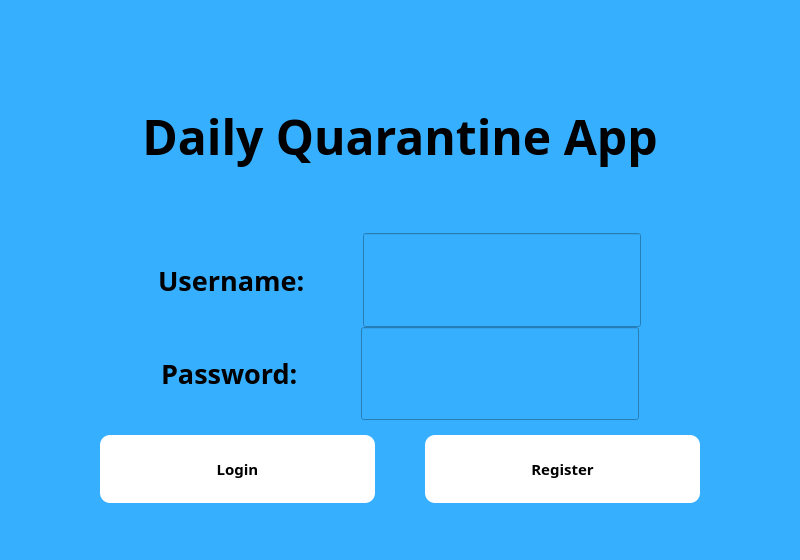
This is DailyQuarantineApp/DailyQuarantineApp/DailyQuarantineApp.ui in brasilnike/DNC as Qt 5 draws it before an edit. The edited form follows.
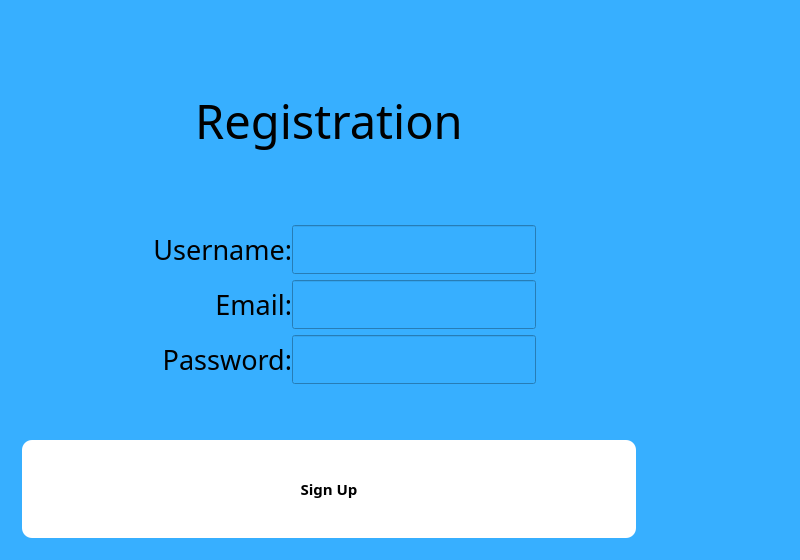
This is the edited form. The open tabs and pages were chosen to show the change.

Commit message: Modified design and added Registration page.

```diff
--- a/DailyQuarantineApp/DailyQuarantineApp/DailyQuarantineApp.ui
+++ b/DailyQuarantineApp/DailyQuarantineApp/DailyQuarantineApp.ui
@@ -29,13 +29,20 @@
    <string notr="true">background-color: rgb(55, 175, 255);</string>
   </property>
   <widget class="QWidget" name="centralWidget">
-   <layout class="QGridLayout" name="gridLayout" rowstretch="5,2,2,2,1" columnstretch="0,0,0">
-    <property name="leftMargin">
-     <number>0</number>
-    </property>
-    <property name="topMargin">
+   <layout class="QVBoxLayout" name="verticalLayout">
+    <item>
+     <widget class="QStackedWidget" name="login_label">
+      <property name="sizePolicy">
+       <sizepolicy hsizetype="Fixed" vsizetype="Expanding">
+        <horstretch>0</horstretch>
+        <verstretch>0</verstretch>
+       </sizepolicy>
+      </property>
+      <property name="currentIndex">
      <number>0</number>
     </property>
+      <widget class="QWidget" name="page_one">
+       <layout class="QGridLayout" name="gridLayout_2" rowstretch="7,0,5,0,5,4">
     <property name="rightMargin">
      <number>0</number>
     </property>
@@ -46,18 +53,7 @@
      <number>0</number>
     </property>
     <item row="0" column="0" colspan="3">
-     <layout class="QHBoxLayout" name="horizontalLayout">
-      <property name="spacing">
-       <number>0</number>
-      </property>
-      <property name="topMargin">
-       <number>60</number>
-      </property>
-      <property name="bottomMargin">
-       <number>20</number>
-      </property>
-      <item>
-       <widget class="QLabel" name="title_label">
+         <widget class="QLabel" name="title_label_3">
         <property name="sizeIncrement">
          <size>
           <width>1</width>
@@ -67,7 +63,7 @@
         <property name="font">
          <font>
           <family>Segoe UI Black</family>
-          <pointsize>36</pointsize>
+            <pointsize>35</pointsize>
           <weight>75</weight>
           <bold>true</bold>
           <underline>false</underline>
@@ -90,78 +86,24 @@
         </property>
        </widget>
       </item>
-     </layout>
-    </item>
-    <item row="1" column="0" colspan="3">
-     <layout class="QHBoxLayout" name="horizontalLayout_2">
-      <property name="spacing">
-       <number>0</number>
-      </property>
-      <property name="leftMargin">
-       <number>100</number>
-      </property>
-      <property name="rightMargin">
-       <number>100</number>
-      </property>
-      <item>
-       <widget class="QLabel" name="username_label">
-        <property name="sizePolicy">
-         <sizepolicy hsizetype="Fixed" vsizetype="Expanding">
-          <horstretch>0</horstretch>
-          <verstretch>0</verstretch>
-         </sizepolicy>
-        </property>
-        <property name="font">
-         <font>
-          <family>Segoe UI Black</family>
-          <pointsize>20</pointsize>
-          <weight>75</weight>
-          <bold>true</bold>
-         </font>
-        </property>
-        <property name="text">
-         <string>Username:</string>
-        </property>
-       </widget>
-      </item>
-      <item>
-       <widget class="QLineEdit" name="username_edit">
-        <property name="sizePolicy">
-         <sizepolicy hsizetype="Fixed" vsizetype="Expanding">
-          <horstretch>0</horstretch>
-          <verstretch>0</verstretch>
-         </sizepolicy>
-        </property>
-        <property name="font">
-         <font>
-          <family>Segoe UI Black</family>
-          <pointsize>20</pointsize>
-          <weight>75</weight>
-          <bold>true</bold>
-         </font>
-        </property>
-        <property name="echoMode">
-         <enum>QLineEdit::Password</enum>
-        </property>
-       </widget>
-      </item>
-     </layout>
-    </item>
     <item row="2" column="0" colspan="3">
-     <layout class="QHBoxLayout" name="horizontalLayout_3">
+         <layout class="QHBoxLayout" name="horizontalLayout_9">
       <property name="spacing">
-       <number>2</number>
+           <number>0</number>
       </property>
       <property name="leftMargin">
        <number>100</number>
       </property>
+          <property name="topMargin">
+           <number>70</number>
+          </property>
       <property name="rightMargin">
        <number>100</number>
       </property>
       <item>
-       <widget class="QLabel" name="password_label">
+           <widget class="QLabel" name="username_login_label">
         <property name="sizePolicy">
-         <sizepolicy hsizetype="Fixed" vsizetype="Expanding">
+             <sizepolicy hsizetype="Minimum" vsizetype="Minimum">
           <horstretch>0</horstretch>
           <verstretch>0</verstretch>
          </sizepolicy>
@@ -175,12 +117,15 @@
          </font>
         </property>
         <property name="text">
-         <string>Password:</string>
+             <string>Username:</string>
+            </property>
+            <property name="alignment">
+             <set>Qt::AlignRight|Qt::AlignTrailing|Qt::AlignVCenter</set>
         </property>
        </widget>
       </item>
       <item>
-       <widget class="QLineEdit" name="password_edit">
+           <widget class="QLineEdit" name="username_login_edit">
         <property name="sizePolicy">
          <sizepolicy hsizetype="Fixed" vsizetype="Expanding">
           <horstretch>0</horstretch>
@@ -196,31 +141,31 @@
          </font>
         </property>
         <property name="echoMode">
-         <enum>QLineEdit::Password</enum>
+             <enum>QLineEdit::Normal</enum>
         </property>
        </widget>
       </item>
      </layout>
     </item>
-    <item row="3" column="0" colspan="3">
-     <layout class="QHBoxLayout" name="horizontalLayout_4">
+        <item row="5" column="0" colspan="3">
+         <layout class="QHBoxLayout" name="horizontalLayout_13">
       <property name="spacing">
-       <number>50</number>
+           <number>55</number>
       </property>
       <property name="leftMargin">
        <number>100</number>
       </property>
       <property name="topMargin">
-       <number>15</number>
+           <number>0</number>
       </property>
       <property name="rightMargin">
        <number>100</number>
       </property>
       <property name="bottomMargin">
-       <number>10</number>
+           <number>20</number>
       </property>
       <item>
-       <widget class="QPushButton" name="loggingButton">
+           <widget class="QPushButton" name="loginButton">
         <property name="sizePolicy">
          <sizepolicy hsizetype="Preferred" vsizetype="Preferred">
           <horstretch>0</horstretch>
@@ -250,7 +195,7 @@
        </widget>
       </item>
       <item>
-       <widget class="QPushButton" name="registerButton">
+           <widget class="QPushButton" name="registrationButton">
         <property name="sizePolicy">
          <sizepolicy hsizetype="Preferred" vsizetype="Preferred">
           <horstretch>0</horstretch>
@@ -280,6 +225,286 @@
        </widget>
       </item>
      </layout>
+        </item>
+        <item row="4" column="0" colspan="3">
+         <layout class="QHBoxLayout" name="horizontalLayout_11">
+          <property name="spacing">
+           <number>0</number>
+          </property>
+          <property name="leftMargin">
+           <number>100</number>
+          </property>
+          <property name="rightMargin">
+           <number>100</number>
+          </property>
+          <property name="bottomMargin">
+           <number>70</number>
+          </property>
+          <item>
+           <widget class="QLabel" name="password_login_label">
+            <property name="sizePolicy">
+             <sizepolicy hsizetype="Minimum" vsizetype="Minimum">
+              <horstretch>0</horstretch>
+              <verstretch>0</verstretch>
+             </sizepolicy>
+            </property>
+            <property name="font">
+             <font>
+              <family>Segoe UI Black</family>
+              <pointsize>20</pointsize>
+              <weight>75</weight>
+              <bold>true</bold>
+             </font>
+            </property>
+            <property name="text">
+             <string>Password:</string>
+            </property>
+            <property name="alignment">
+             <set>Qt::AlignRight|Qt::AlignTrailing|Qt::AlignVCenter</set>
+            </property>
+           </widget>
+          </item>
+          <item>
+           <widget class="QLineEdit" name="password_login_edit">
+            <property name="sizePolicy">
+             <sizepolicy hsizetype="Fixed" vsizetype="Expanding">
+              <horstretch>0</horstretch>
+              <verstretch>0</verstretch>
+             </sizepolicy>
+            </property>
+            <property name="font">
+             <font>
+              <family>Segoe UI Black</family>
+              <pointsize>20</pointsize>
+              <weight>75</weight>
+              <bold>true</bold>
+             </font>
+            </property>
+            <property name="echoMode">
+             <enum>QLineEdit::Password</enum>
+            </property>
+           </widget>
+          </item>
+         </layout>
+        </item>
+       </layout>
+      </widget>
+      <widget class="QWidget" name="page_two">
+       <layout class="QGridLayout" name="gridLayout" rowstretch="4,1,1,1,1,2">
+        <item row="5" column="0" colspan="2">
+         <widget class="QPushButton" name="signUpButton">
+          <property name="sizePolicy">
+           <sizepolicy hsizetype="Expanding" vsizetype="Expanding">
+            <horstretch>0</horstretch>
+            <verstretch>0</verstretch>
+           </sizepolicy>
+          </property>
+          <property name="font">
+           <font>
+            <family>Segoe UI Black</family>
+            <pointsize>-1</pointsize>
+            <weight>75</weight>
+            <italic>false</italic>
+            <bold>true</bold>
+           </font>
+          </property>
+          <property name="styleSheet">
+           <string notr="true">background-color: white;
+border-style:outset;
+border-radius:10px;
+border-color:black;
+font:bold 15px;
+padding 20px;</string>
+          </property>
+          <property name="text">
+           <string>Sign Up</string>
+          </property>
+         </widget>
+        </item>
+        <item row="0" column="0" colspan="2">
+         <widget class="QLabel" name="registration_label">
+          <property name="font">
+           <font>
+            <family>Segoe UI Black</family>
+            <pointsize>35</pointsize>
+           </font>
+          </property>
+          <property name="text">
+           <string>Registration</string>
+          </property>
+          <property name="alignment">
+           <set>Qt::AlignCenter</set>
+          </property>
+         </widget>
+        </item>
+        <item row="1" column="0" colspan="2">
+         <layout class="QHBoxLayout" name="horizontalLayout_14" stretch="0,0">
+          <property name="spacing">
+           <number>0</number>
+          </property>
+          <property name="leftMargin">
+           <number>100</number>
+          </property>
+          <property name="topMargin">
+           <number>0</number>
+          </property>
+          <property name="rightMargin">
+           <number>100</number>
+          </property>
+          <item>
+           <widget class="QLabel" name="username_register_label">
+            <property name="sizePolicy">
+             <sizepolicy hsizetype="Minimum" vsizetype="Minimum">
+              <horstretch>0</horstretch>
+              <verstretch>0</verstretch>
+             </sizepolicy>
+            </property>
+            <property name="font">
+             <font>
+              <family>Segoe UI Black</family>
+              <pointsize>20</pointsize>
+             </font>
+            </property>
+            <property name="text">
+             <string>Username:</string>
+            </property>
+            <property name="alignment">
+             <set>Qt::AlignRight|Qt::AlignTrailing|Qt::AlignVCenter</set>
+            </property>
+           </widget>
+          </item>
+          <item>
+           <widget class="QLineEdit" name="username_register_edit">
+            <property name="sizePolicy">
+             <sizepolicy hsizetype="Fixed" vsizetype="Expanding">
+              <horstretch>0</horstretch>
+              <verstretch>0</verstretch>
+             </sizepolicy>
+            </property>
+            <property name="font">
+             <font>
+              <family>Segoe UI Black</family>
+              <pointsize>20</pointsize>
+             </font>
+            </property>
+           </widget>
+          </item>
+         </layout>
+        </item>
+        <item row="2" column="0" colspan="2">
+         <layout class="QHBoxLayout" name="horizontalLayout_16">
+          <property name="spacing">
+           <number>0</number>
+          </property>
+          <property name="leftMargin">
+           <number>100</number>
+          </property>
+          <property name="rightMargin">
+           <number>100</number>
+          </property>
+          <item>
+           <widget class="QLabel" name="email_register_label">
+            <property name="sizePolicy">
+             <sizepolicy hsizetype="Minimum" vsizetype="Minimum">
+              <horstretch>0</horstretch>
+              <verstretch>0</verstretch>
+             </sizepolicy>
+            </property>
+            <property name="font">
+             <font>
+              <family>Segoe UI Black</family>
+              <pointsize>20</pointsize>
+             </font>
+            </property>
+            <property name="statusTip">
+             <string comment="12"/>
+            </property>
+            <property name="text">
+             <string>Email:</string>
+            </property>
+            <property name="alignment">
+             <set>Qt::AlignRight|Qt::AlignTrailing|Qt::AlignVCenter</set>
+            </property>
+           </widget>
+          </item>
+          <item>
+           <widget class="QLineEdit" name="email_register_edit">
+            <property name="sizePolicy">
+             <sizepolicy hsizetype="Fixed" vsizetype="Expanding">
+              <horstretch>0</horstretch>
+              <verstretch>0</verstretch>
+             </sizepolicy>
+            </property>
+            <property name="font">
+             <font>
+              <family>Segoe UI Black</family>
+              <pointsize>20</pointsize>
+             </font>
+            </property>
+           </widget>
+          </item>
+         </layout>
+        </item>
+        <item row="3" column="0" colspan="2">
+         <layout class="QHBoxLayout" name="horizontalLayout_17">
+          <property name="spacing">
+           <number>0</number>
+          </property>
+          <property name="leftMargin">
+           <number>100</number>
+          </property>
+          <property name="rightMargin">
+           <number>100</number>
+          </property>
+          <property name="bottomMargin">
+           <number>0</number>
+          </property>
+          <item>
+           <widget class="QLabel" name="password_register_label">
+            <property name="sizePolicy">
+             <sizepolicy hsizetype="Minimum" vsizetype="Minimum">
+              <horstretch>0</horstretch>
+              <verstretch>0</verstretch>
+             </sizepolicy>
+            </property>
+            <property name="font">
+             <font>
+              <family>Segoe UI Black</family>
+              <pointsize>20</pointsize>
+             </font>
+            </property>
+            <property name="text">
+             <string>Password:</string>
+            </property>
+            <property name="alignment">
+             <set>Qt::AlignRight|Qt::AlignTrailing|Qt::AlignVCenter</set>
+            </property>
+           </widget>
+          </item>
+          <item>
+           <widget class="QLineEdit" name="password_register_edit">
+            <property name="sizePolicy">
+             <sizepolicy hsizetype="Fixed" vsizetype="Expanding">
+              <horstretch>0</horstretch>
+              <verstretch>0</verstretch>
+             </sizepolicy>
+            </property>
+            <property name="font">
+             <font>
+              <family>Segoe UI Black</family>
+              <pointsize>20</pointsize>
+             </font>
+            </property>
+            <property name="echoMode">
+             <enum>QLineEdit::Password</enum>
+            </property>
+           </widget>
+          </item>
+         </layout>
+        </item>
+       </layout>
+      </widget>
+     </widget>
     </item>
    </layout>
   </widget>
```
Lines whose indentation alone changed are shown as unchanged. The commit also changes 2 other files.
